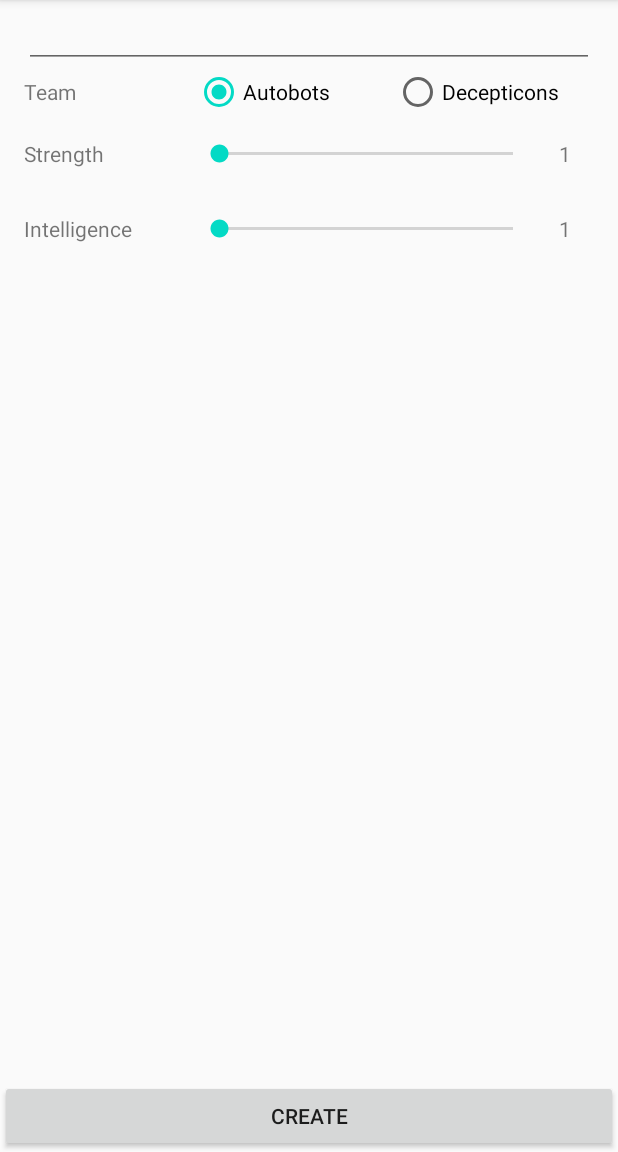
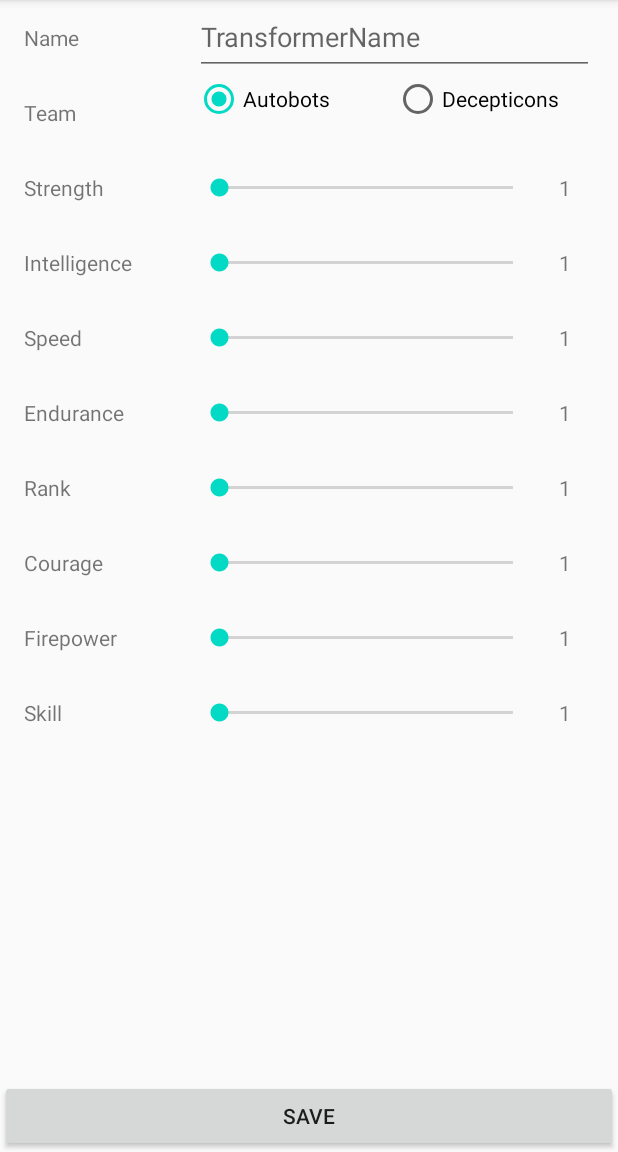
Before and after one commit to shiehnpin/Transformers, an Android app: the fragment TransformerEditFragment placed in its activity, on a phone screen of 412 x 824 dp, the part 84-1236 px from its top. Run offline under Robolectric (Android 15) with nearby library versions, the phone set to English and light mode, and no system bars; our stand-ins replace Room's generated code, Timber; network calls fail; pictures from the network do not load; 2 statements that could not run were skipped.

Commit message:
feat(edit): implement edit/create transformer fragment

```diff
--- a/app/src/main/java/com/enping/transformers/ui/list/RatingSeekBar.kt
+++ b/app/src/main/java/com/enping/transformers/ui/list/RatingSeekBar.kt
@@ -9,6 +9,7 @@ import android.widget.TextView
 import com.enping.transformers.R
 import kotlinx.android.synthetic.main.layout_rating_seekbar.view.*
 
+//TODO, implement custom view onSaveState/onRestoreState
 class RatingSeekBar @JvmOverloads constructor(
     context: Context,
     attrs: AttributeSet? = null,
@@ -63,6 +64,7 @@ class RatingSeekBar @JvmOverloads constructor(
 
     private fun update() {
         skbRating.progress = value - offset
+        skbRating.jumpDrawablesToCurrentState()
         tvValue.text = value.toString()
     }
 
--- a/app/src/main/java/com/enping/transformers/ui/list/TransformerEditFragment.kt
+++ b/app/src/main/java/com/enping/transformers/ui/list/TransformerEditFragment.kt
@@ -38,8 +38,8 @@ class TransformerEditFragment : Fragment() {
     override fun onViewCreated(view: View, savedInstanceState: Bundle?) {
         vm.transformer.observe(viewLifecycleOwner, Observer {
             if (!this::cachedTransformer.isInitialized) {
+                update(it)
                 setupListener()
-                update(it)
             }
             cachedTransformer = it
         })
@@ -63,6 +63,24 @@ class TransformerEditFragment : Fragment() {
         skb_intelligence_edit_fragment.onRatingChangeListener = { value ->
             vm.edit(cachedTransformer.copy(intelligence = value))
         }
+        skb_speed_edit_fragment.onRatingChangeListener = { value ->
+            vm.edit(cachedTransformer.copy(speed = value))
+        }
+        skb_endurance_edit_fragment.onRatingChangeListener = { value ->
+            vm.edit(cachedTransformer.copy(endurance = value))
+        }
+        skb_rank_edit_fragment.onRatingChangeListener = { value ->
+            vm.edit(cachedTransformer.copy(rank = value))
+        }
+        skb_courage_edit_fragment.onRatingChangeListener = { value ->
+            vm.edit(cachedTransformer.copy(courage = value))
+        }
+        skb_firepower_edit_fragment.onRatingChangeListener = { value ->
+            vm.edit(cachedTransformer.copy(firepower = value))
+        }
+        skb_skill_edit_fragment.onRatingChangeListener = { value ->
+            vm.edit(cachedTransformer.copy(skill = value))
+        }
         rbg_team_edit_fragment.setOnCheckedChangeListener { _, checkedId ->
             val team =
                 if (checkedId == R.id.rb_team_a_edit_fragment) Team.Autobots else Team.Decepticons
@@ -78,10 +96,22 @@ class TransformerEditFragment : Fragment() {
         super.onDestroyView()
     }
 
-    //TODO, implement custom view onSaveState/onRestoreState
     private fun update(transformer: Transformer) {
+        //Prevent moving cursor
+        if (ed_name_edit_fragment.text.toString() != transformer.name)
+            ed_name_edit_fragment.setText(transformer.name)
+        rb_team_a_edit_fragment.isChecked = transformer.enumTeam == Team.Autobots
+        rb_team_a_edit_fragment.jumpDrawablesToCurrentState()//Prevent animation when entering
+        rb_team_d_edit_fragment.isChecked = transformer.enumTeam == Team.Decepticons
+        rb_team_d_edit_fragment.jumpDrawablesToCurrentState()//Prevent animation when entering
         skb_strength_edit_fragment.setRating(transformer.strength)
         skb_intelligence_edit_fragment.setRating(transformer.intelligence)
+        skb_speed_edit_fragment.setRating(transformer.speed)
+        skb_endurance_edit_fragment.setRating(transformer.endurance)
+        skb_rank_edit_fragment.setRating(transformer.rank)
+        skb_courage_edit_fragment.setRating(transformer.courage)
+        skb_firepower_edit_fragment.setRating(transformer.firepower)
+        skb_skill_edit_fragment.setRating(transformer.skill)
     }
 
     companion object {
--- a/app/src/main/res/layout/edit_fragment.xml
+++ b/app/src/main/res/layout/edit_fragment.xml
@@ -10,22 +10,20 @@
         android:id="@+id/btn_submit_edit_fragment"
         android:layout_width="0dp"
         android:layout_height="wrap_content"
-        android:text="Create"
+        android:text="Save"
+        app:layout_constraintBottom_toBottomOf="parent"
+        app:layout_constraintEnd_toEndOf="parent"
         app:layout_constraintStart_toStartOf="parent"
-        app:layout_constraintEnd_toEndOf="parent"
-        app:layout_constraintBottom_toBottomOf="parent"
-        app:layout_constraintTop_toBottomOf="@id/sv_ratings_edit_fragment"
-        />
+        app:layout_constraintTop_toBottomOf="@id/sv_ratings_edit_fragment" />
 
     <ScrollView
         android:id="@+id/sv_ratings_edit_fragment"
         android:layout_width="0dp"
         android:layout_height="0dp"
+        app:layout_constraintBottom_toTopOf="@id/btn_submit_edit_fragment"
+        app:layout_constraintEnd_toEndOf="parent"
         app:layout_constraintStart_toStartOf="parent"
-        app:layout_constraintEnd_toEndOf="parent"
-        app:layout_constraintTop_toTopOf="parent"
-        app:layout_constraintBottom_toTopOf="@id/btn_submit_edit_fragment"
-        >
+        app:layout_constraintTop_toTopOf="parent">
 
         <LinearLayout
             android:layout_width="match_parent"
@@ -34,18 +32,33 @@
             android:paddingStart="16dp"
             android:paddingEnd="16dp">
 
-            <EditText
-                android:id="@+id/ed_name_edit_fragment"
+            <LinearLayout
                 android:layout_width="match_parent"
-                android:layout_height="wrap_content"
-                android:ems="10"
-                android:inputType="textPersonName"
-                android:text=""
-                tools:text="TransformerName" />
+                android:layout_height="50dp"
+                android:orientation="horizontal">
+
+                <TextView
+                    android:layout_width="0dp"
+                    android:layout_height="wrap_content"
+                    android:layout_gravity="center_vertical"
+                    android:layout_weight="0.3"
+                    android:text="Name" />
+
+                <EditText
+                    android:id="@+id/ed_name_edit_fragment"
+                    android:layout_width="0dp"
+                    android:layout_height="match_parent"
+                    android:layout_weight="0.7"
+                    android:ems="10"
+                    android:hint="TransformerName"
+                    android:inputType="textPersonName"
+                    android:text="" />
+
+            </LinearLayout>
 
             <LinearLayout
                 android:layout_width="match_parent"
-                android:layout_height="wrap_content">
+                android:layout_height="50dp">
 
                 <TextView
                     android:layout_width="0dp"
@@ -57,7 +70,7 @@
                 <RadioGroup
                     android:id="@+id/rbg_team_edit_fragment"
                     android:layout_width="0dp"
-                    android:layout_height="wrap_content"
+                    android:layout_height="match_parent"
                     android:layout_weight="0.7"
                     android:orientation="horizontal">
 
@@ -90,6 +103,42 @@
                 android:layout_height="wrap_content"
                 app:ratingName="intelligence" />
 
+            <com.enping.transformers.ui.list.RatingSeekBar
+                android:id="@+id/skb_speed_edit_fragment"
+                android:layout_width="match_parent"
+                android:layout_height="wrap_content"
+                app:ratingName="speed" />
+
+            <com.enping.transformers.ui.list.RatingSeekBar
+                android:id="@+id/skb_endurance_edit_fragment"
+                android:layout_width="match_parent"
+                android:layout_height="wrap_content"
+                app:ratingName="endurance" />
+
+            <com.enping.transformers.ui.list.RatingSeekBar
+                android:id="@+id/skb_rank_edit_fragment"
+                android:layout_width="match_parent"
+                android:layout_height="wrap_content"
+                app:ratingName="rank" />
+
+            <com.enping.transformers.ui.list.RatingSeekBar
+                android:id="@+id/skb_courage_edit_fragment"
+                android:layout_width="match_parent"
+                android:layout_height="wrap_content"
+                app:ratingName="courage" />
+
+            <com.enping.transformers.ui.list.RatingSeekBar
+                android:id="@+id/skb_firepower_edit_fragment"
+                android:layout_width="match_parent"
+                android:layout_height="wrap_content"
+                app:ratingName="firepower" />
+
+            <com.enping.transformers.ui.list.RatingSeekBar
+                android:id="@+id/skb_skill_edit_fragment"
+                android:layout_width="match_parent"
+                android:layout_height="wrap_content"
+                app:ratingName="skill" />
+
         </LinearLayout>
     </ScrollView>
 </androidx.constraintlayout.widget.ConstraintLayout>
```
